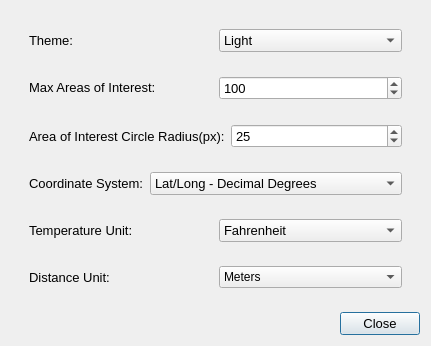
This is resources/views/components/Preferences.ui in crgrove/automated-drone-image-analysis-tool as Qt 5 draws it before an edit. The edited form follows.
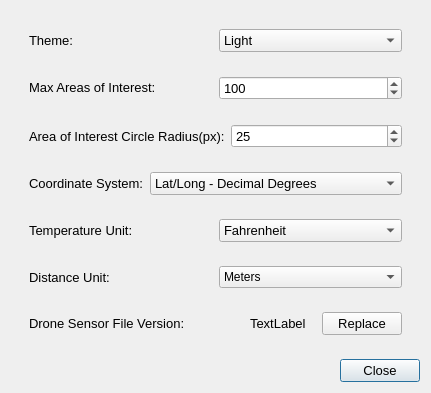
This is the edited form.

Commit message: Adding ability to replace drone sensor info file.

What changed in the file:
```diff
--- a/resources/views/components/Preferences.ui
+++ b/resources/views/components/Preferences.ui
@@ -7,7 +7,7 @@
     <x>0</x>
     <y>0</y>
     <width>416</width>
-    <height>300</height>
+    <height>382</height>
    </rect>
   </property>
   <property name="windowTitle">
@@ -260,6 +260,90 @@
         </layout>
        </widget>
       </item>
+      <item>
+       <layout class="QHBoxLayout" name="droneSensorLabelsWidget">
+        <property name="leftMargin">
+         <number>9</number>
+        </property>
+        <property name="topMargin">
+         <number>9</number>
+        </property>
+        <property name="rightMargin">
+         <number>9</number>
+        </property>
+        <property name="bottomMargin">
+         <number>9</number>
+        </property>
+        <item>
+         <widget class="QLabel" name="droneSensorLabel">
+          <property name="font">
+           <font>
+            <pointsize>10</pointsize>
+           </font>
+          </property>
+          <property name="text">
+           <string>Drone Sensor File Version:</string>
+          </property>
+         </widget>
+        </item>
+        <item>
+         <spacer name="horizontalSpacer">
+          <property name="orientation">
+           <enum>Qt::Horizontal</enum>
+          </property>
+          <property name="sizeHint" stdset="0">
+           <size>
+            <width>40</width>
+            <height>20</height>
+           </size>
+          </property>
+         </spacer>
+        </item>
+        <item>
+         <widget class="QLabel" name="dronSensorVersionLabel">
+          <property name="font">
+           <font>
+            <pointsize>10</pointsize>
+           </font>
+          </property>
+          <property name="text">
+           <string>TextLabel</string>
+          </property>
+         </widget>
+        </item>
+        <item>
+         <spacer name="horizontalSpacer_2">
+          <property name="orientation">
+           <enum>Qt::Horizontal</enum>
+          </property>
+          <property name="sizeType">
+           <enum>QSizePolicy::Minimum</enum>
+          </property>
+          <property name="sizeHint" stdset="0">
+           <size>
+            <width>10</width>
+            <height>20</height>
+           </size>
+          </property>
+         </spacer>
+        </item>
+        <item>
+         <widget class="QPushButton" name="droneSensorButton">
+          <property name="font">
+           <font>
+            <pointsize>10</pointsize>
+           </font>
+          </property>
+          <property name="text">
+           <string>Replace</string>
+          </property>
+          <property name="autoDefault">
+           <bool>false</bool>
+          </property>
+         </widget>
+        </item>
+       </layout>
+      </item>
      </layout>
     </widget>
    </item>
```
Left out of the diff: 32 changed lines with no effect on the pictures. The commit also changes 9 other files.
